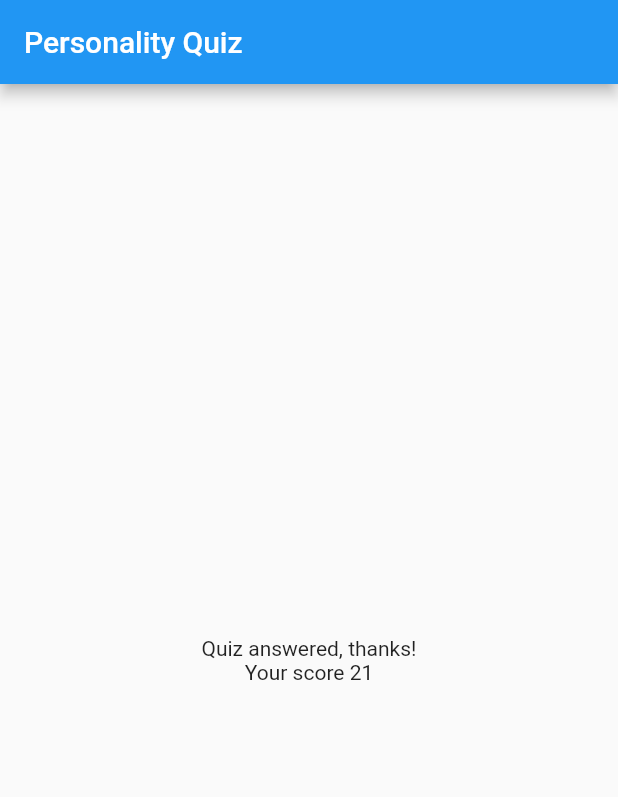
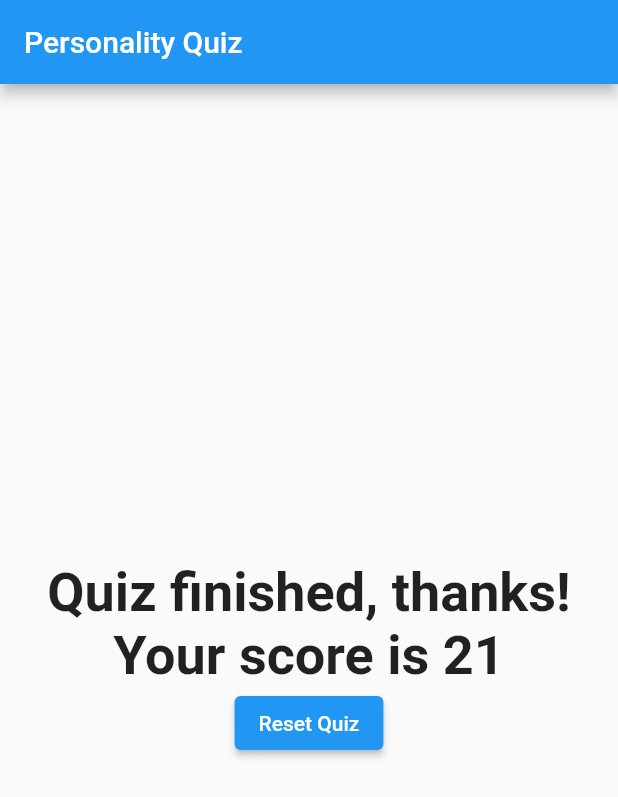
Before and after one commit to luk3skyw4lker/quiz_app, a Flutter app: the screen it shows after launch, after a tap on "Yellow", after a tap on "Snake", on a phone screen of 412 x 824 dp. Shown: the top 797 px of the screen. Run offline on Flutter 3.47's test engine with Material 2 defaults, Android fonts, the phone set to English and light mode, and no system bars.

Commit message:
[feat]: Add resetQuiz feature

```diff
--- a/lib/main.dart
+++ b/lib/main.dart
@@ -36,15 +36,17 @@ class _MyAppState extends State<MyApp> {
   var _questionIndex = 0;
   var _totalScore = 0;
 
-  void _pressButton(int score) {
+  void _answerQuestion(int score) {
     setState(() {
-      // if (_questionIndex == _questions.length - 1) {
-      //   _questionIndex = 0;
-      // } else {
-      _questionIndex = _questionIndex + 1;
-      // }
+      _totalScore += score;
+      _questionIndex += 1;
+    });
+  }
 
-      _totalScore += score;
+  void _resetQuiz() {
+    setState(() {
+      _questionIndex = 0;
+      _totalScore = 0;
     });
   }
 
@@ -61,11 +63,13 @@ class _MyAppState extends State<MyApp> {
                     _questions[_questionIndex]['questionText'] as String,
                 answers: _questions[_questionIndex]['answers']
                     as List<Map<String, Object>>,
-              answerQuestion: _pressButton,
+                answerQuestion: _answerQuestion,
               )
             : Result(
                 finalScore: _totalScore,
+                resetQuiz: _resetQuiz,
               ),
-    ));
+      ),
+    );
   }
 }
--- a/lib/result.dart
+++ b/lib/result.dart
@@ -1,16 +1,28 @@
 import 'package:flutter/material.dart';
 
 class Result extends StatelessWidget {
+  final VoidCallback resetQuiz;
   final int finalScore;
 
-  const Result({Key? key, required this.finalScore}) : super(key: key);
+  const Result({Key? key, required this.finalScore, required this.resetQuiz})
+      : super(key: key);
 
   @override
   Widget build(BuildContext context) {
     return Center(
-      child: Text(
-        'Quiz answered, thanks!\nYour score $finalScore',
-        textAlign: TextAlign.center,
+      child: Column(
+        mainAxisAlignment: MainAxisAlignment.center,
+        children: [
+          Text(
+            'Quiz finished, thanks!\nYour score is $finalScore',
+            style: const TextStyle(fontSize: 36, fontWeight: FontWeight.bold),
+            textAlign: TextAlign.center,
+          ),
+          ElevatedButton(
+            onPressed: resetQuiz,
+            child: const Text('Reset Quiz'),
+          )
+        ],
       ),
     );
   }
```
Lines whose indentation alone changed are shown as unchanged.
